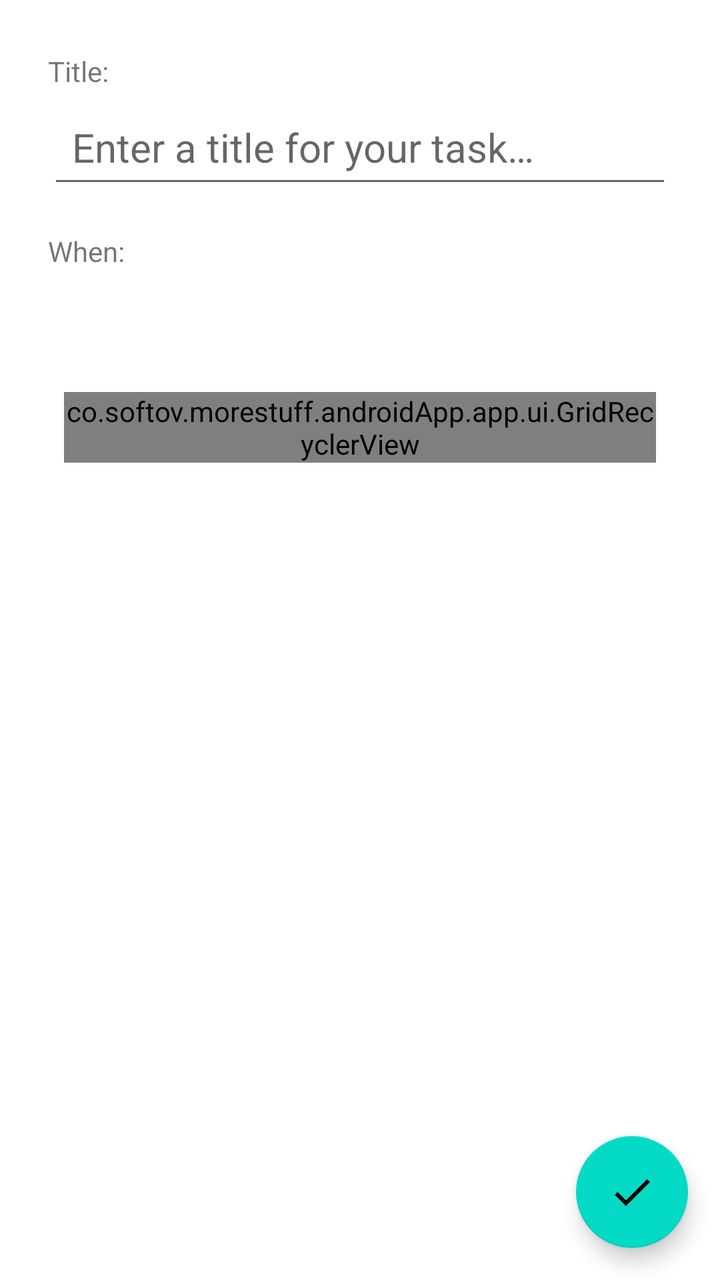
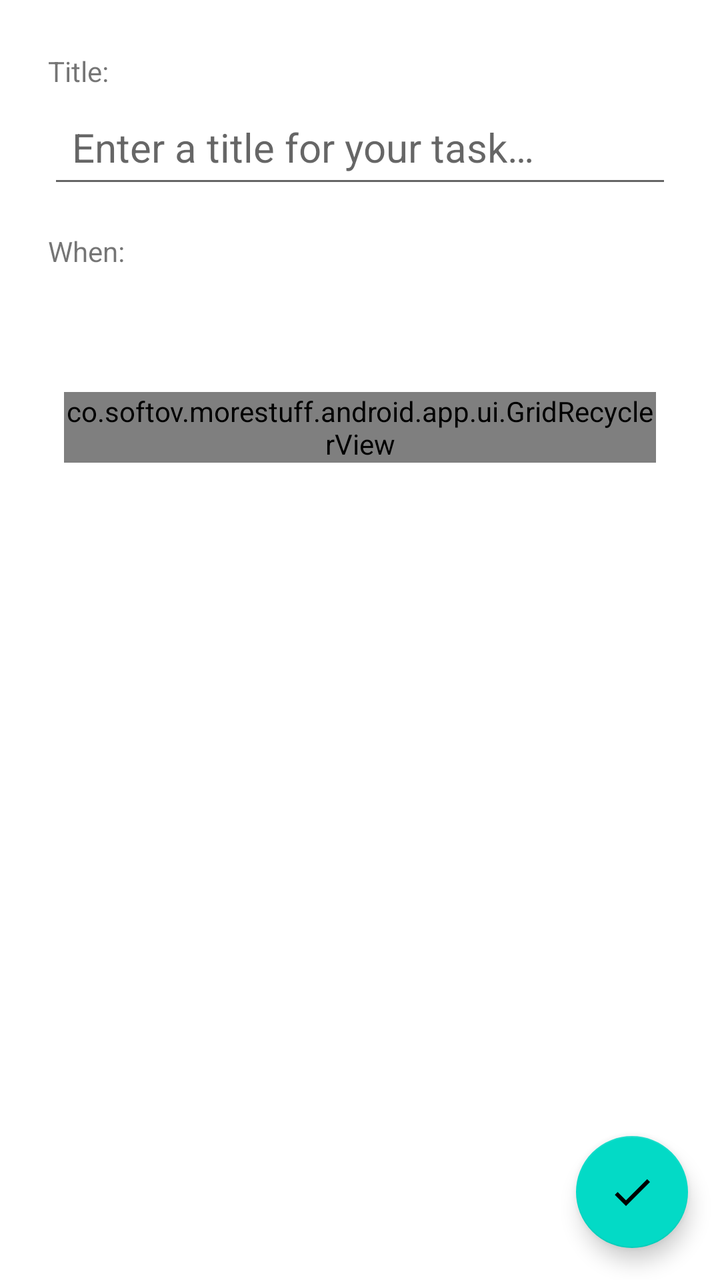

Screens rendered from an Android XML layout before and after an edit, with the pre-edit source and the edit as a unified diff.
<!-- AndroidManifest.xml: application theme AppTheme -->
<!-- res/layout/fragment_dashboard.xml -->
<?xml version="1.0" encoding="utf-8"?>
<androidx.constraintlayout.widget.ConstraintLayout xmlns:android="http://schemas.android.com/apk/res/android"
    xmlns:app="http://schemas.android.com/apk/res-auto"
    xmlns:tools="http://schemas.android.com/tools"
    android:layout_width="match_parent"
    android:layout_height="match_parent"
    tools:context=".presentation.dashboard.DashboardFragment">

    <androidx.appcompat.widget.AppCompatEditText
        android:id="@+id/dashboardTaskInput"
        android:layout_width="0dp"
        android:layout_height="wrap_content"
        android:layout_marginStart="24dp"
        android:layout_marginTop="48dp"
        android:layout_marginEnd="24dp"
        android:gravity="center_vertical"
        android:hint="@string/chat_input_task_hint"
        android:inputType="textCapSentences"
        android:textSize="20sp"
        android:padding="12dp"
        app:layout_constraintEnd_toEndOf="parent"
        app:layout_constraintStart_toStartOf="parent"
        app:layout_constraintTop_toTopOf="parent" />

    <androidx.constraintlayout.widget.ConstraintLayout
        android:id="@+id/constraintLayout"
        android:layout_width="match_parent"
        android:layout_height="@dimen/chat_input_actions_height"
        android:layout_marginTop="36dp"
        app:layout_constraintEnd_toEndOf="parent"
        app:layout_constraintStart_toStartOf="parent"
        app:layout_constraintTop_toBottomOf="@+id/dashboardTaskInput">

        <com.google.android.material.button.MaterialButton
            android:id="@+id/buttonActionLater"
            android:layout_width="wrap_content"
            android:layout_height="wrap_content"
            android:backgroundTint="@color/selector_priority_button"
            android:text="@string/chat_action_later"
            app:layout_constraintBottom_toBottomOf="parent"
            app:layout_constraintEnd_toEndOf="parent"
            app:layout_constraintHorizontal_bias="0.5"
            app:layout_constraintHorizontal_chainStyle="spread"
            app:layout_constraintStart_toEndOf="@+id/buttonActionTomorrow"
            app:layout_constraintTop_toTopOf="parent"
            tools:style="@style/PrioritySelectButton" />

        <com.google.android.material.button.MaterialButton
            android:id="@+id/buttonActionTomorrow"
            android:layout_width="wrap_content"
            android:layout_height="wrap_content"
            android:backgroundTint="@color/selector_priority_button"
            android:text="@string/chat_action_tomorrow"
            app:layout_constraintBottom_toBottomOf="parent"
            app:layout_constraintEnd_toStartOf="@+id/buttonActionLater"
            app:layout_constraintHorizontal_bias="0.5"
            app:layout_constraintHorizontal_chainStyle="spread"
            app:layout_constraintStart_toEndOf="@+id/buttonActionToday"
            app:layout_constraintTop_toTopOf="parent"
            tools:style="@style/PrioritySelectButton" />

        <com.google.android.material.button.MaterialButton
            android:id="@+id/buttonActionToday"
            android:layout_width="wrap_content"
            android:layout_height="wrap_content"
            android:backgroundTint="@color/selector_priority_button"
            android:text="@string/chat_action_today"
            app:layout_constraintBottom_toBottomOf="parent"
            app:layout_constraintEnd_toStartOf="@+id/buttonActionTomorrow"
            app:layout_constraintHorizontal_bias="0.5"
            app:layout_constraintHorizontal_chainStyle="spread"
            app:layout_constraintStart_toStartOf="parent"
            app:layout_constraintTop_toTopOf="parent"
            tools:style="@style/PrioritySelectButton" />

    </androidx.constraintlayout.widget.ConstraintLayout>

    <TextView
        android:id="@+id/dashboard_task_title"
        android:layout_width="wrap_content"
        android:layout_height="wrap_content"
        android:layout_marginBottom="3dp"
        android:text="Title:"
        app:layout_constraintBottom_toTopOf="@+id/dashboardTaskInput"
        app:layout_constraintStart_toStartOf="@+id/dashboardTaskInput" />

    <TextView
        android:id="@+id/dashboard_task_title2"
        android:layout_width="wrap_content"
        android:layout_height="wrap_content"
        android:text="When:"
        app:layout_constraintBottom_toTopOf="@+id/constraintLayout"
        app:layout_constraintStart_toStartOf="@+id/dashboard_task_title" />

    <co.softov.morestuff.androidApp.app.ui.GridRecyclerView
        android:id="@+id/recyclerview_dashboard_options"
        android:layout_width="0dp"
        android:layout_height="wrap_content"
        android:layout_marginStart="32dp"
        android:layout_marginTop="16dp"
        android:layout_marginEnd="32dp"
        app:layout_constraintEnd_toEndOf="parent"
        app:layout_constraintStart_toStartOf="parent"
        app:layout_constraintTop_toBottomOf="@+id/constraintLayout">

    </co.softov.morestuff.androidApp.app.ui.GridRecyclerView>

    <com.google.android.material.floatingactionbutton.FloatingActionButton
        android:id="@+id/dashboardDoneButton"
        android:layout_width="wrap_content"
        android:layout_height="wrap_content"
        android:layout_margin="16dp"
        android:src="@drawable/ic_check_white_24dp"
        app:layout_constraintBottom_toBottomOf="parent"
        app:layout_constraintEnd_toEndOf="parent"
        />

</androidx.constraintlayout.widget.ConstraintLayout>
<!-- resources referenced by this layout -->
<resources>
  <dimen name="chat_input_actions_height">45dp</dimen>
  <!-- drawable ic_check_white_24dp (drawable) -->
  <vector android:height="24dp" android:tint="#FFFFFF"
      android:viewportHeight="24.0" android:viewportWidth="24.0"
      android:width="24dp" xmlns:android="http://schemas.android.com/apk/res/android">
      <path android:fillColor="#FF000000" android:pathData="M9,16.17L4.83,12l-1.42,1.41L9,19 21,7l-1.41,-1.41z"/>
  </vector>
  <string name="chat_action_later">Later</string>
  <string name="chat_action_today">Today</string>
  <string name="chat_action_tomorrow">Tomorrow</string>
  <string name="chat_input_task_hint">Enter a title for your task…</string>
  <style name="PrioritySelectButton" parent="Widget.MaterialComponents.Button.TextButton">
          <item name="cornerRadius">0dp</item>
          <item name="android:minHeight">0dp</item>
          <item name="android:minWidth">0dp</item>
          <item name="android:insetTop">0dp</item>
          <item name="android:insetBottom">0dp</item>
      </style>
  <style name="AppTheme" parent="Theme.MaterialComponents.DayNight.NoActionBar">
          
          <item name="colorPrimary">@color/colorPrimary</item>
          <item name="colorPrimaryDark">@color/colorPrimaryDark</item>
          <item name="colorAccent">@color/colorAccent</item>
  
          <item name="android:windowLightStatusBar" tools:targetApi="23">@bool/lightStatusBar</item>
  
          <item name="popupMenuStyle">@style/Widget.MaterialComponents.PopupMenu</item>
          <item name="android:contextPopupMenuStyle" tools:targetApi="24">@style/Widget.MaterialComponents.PopupMenu.ContextMenu</item>
          <item name="actionOverflowMenuStyle">@style/Widget.MaterialComponents.PopupMenu.Overflow</item>
  
      </style>
  <color name="colorPrimary">#ffffff</color>
  <color name="colorPrimaryDark">#F3F0F1</color>
  <color name="colorAccent">#ff971d</color>
</resources>

<!-- the commit's change to res/layout/fragment_dashboard.xml (unified diff, before → after) -->
@@ -92,7 +92,7 @@
         app:layout_constraintBottom_toTopOf="@+id/constraintLayout"
         app:layout_constraintStart_toStartOf="@+id/dashboard_task_title" />
 
-    <co.softov.morestuff.androidApp.app.ui.GridRecyclerView
+    <co.softov.morestuff.android.app.ui.GridRecyclerView
         android:id="@+id/recyclerview_dashboard_options"
         android:layout_width="0dp"
         android:layout_height="wrap_content"
@@ -103,7 +103,7 @@
         app:layout_constraintStart_toStartOf="parent"
         app:layout_constraintTop_toBottomOf="@+id/constraintLayout">
 
-    </co.softov.morestuff.androidApp.app.ui.GridRecyclerView>
+    </co.softov.morestuff.android.app.ui.GridRecyclerView>
 
     <com.google.android.material.floatingactionbutton.FloatingActionButton
         android:id="@+id/dashboardDoneButton"
